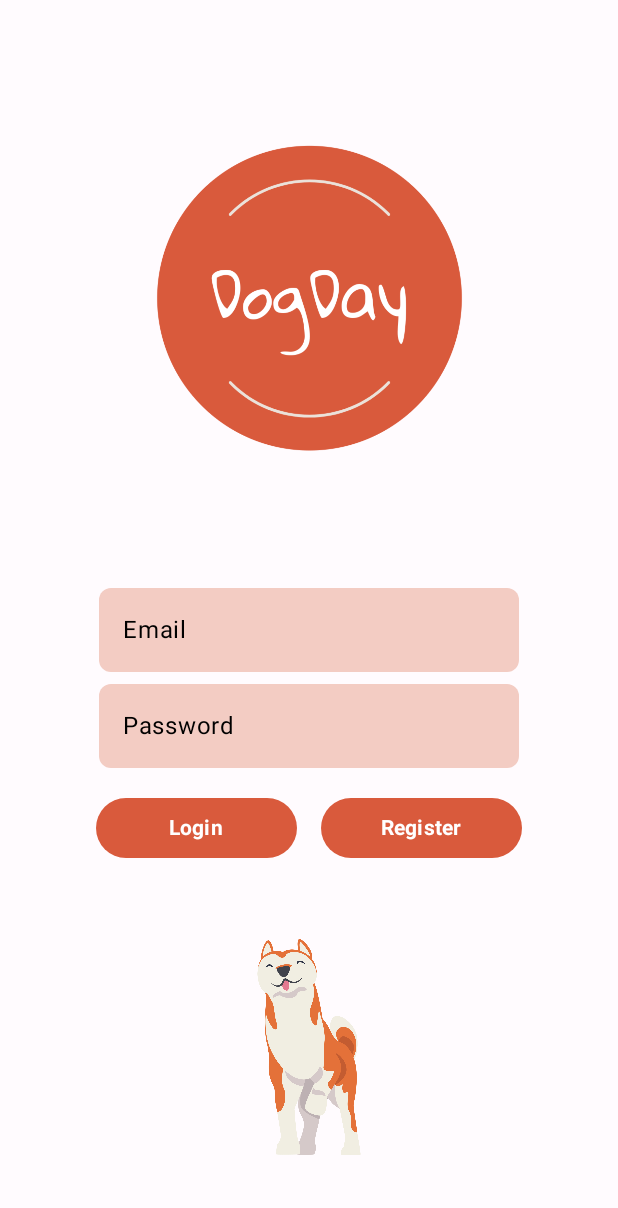
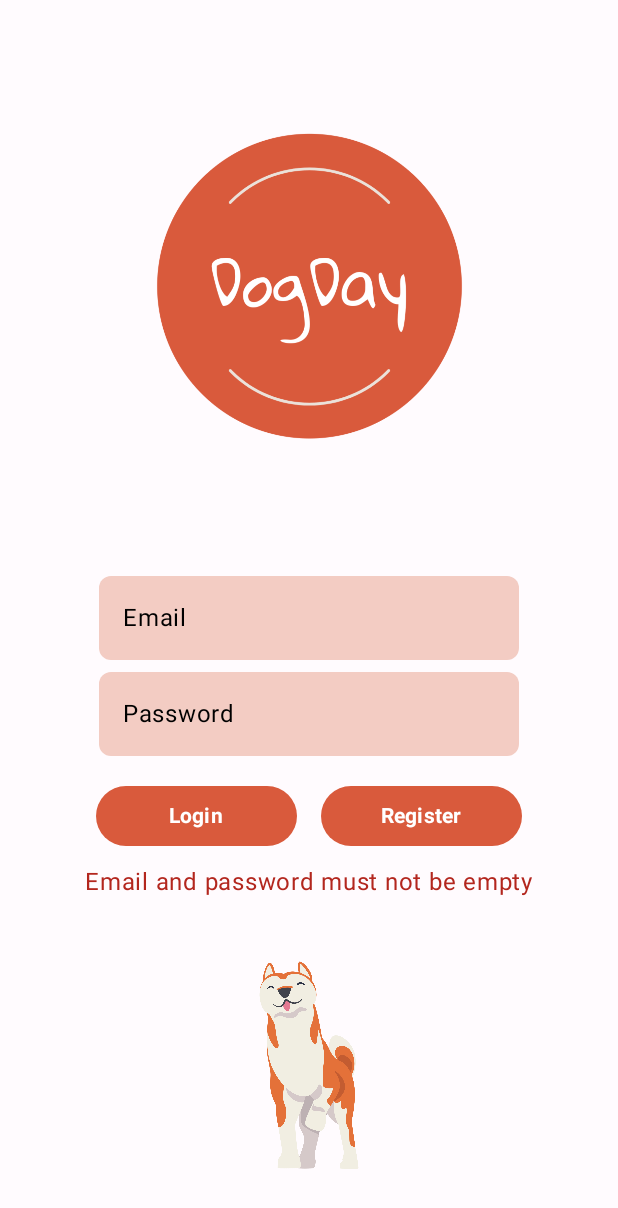
Before and after one commit to mattia-lerario/Dogday, an Android app built with Jetpack Compose: the screen it shows after launch (MainActivity), after a tap on "Login", on a phone screen of 412 x 824 dp. Shown: the top 1208 px of the screen. Run offline under Robolectric (Android 15) with nearby library versions, the phone set to English and light mode, and no system bars; our stand-ins replace Firebase (no records; nobody signed in at launch, a user with empty details on screens opened directly).

Commit message:
Lagt til login logikk i landscape og lagt til tekstfarge for darkmode

```diff
--- a/app/src/main/java/com/example/dogday/screens/LoginScreen.kt
+++ b/app/src/main/java/com/example/dogday/screens/LoginScreen.kt
@@ -79,6 +79,8 @@ fun LoginScreen(navController: NavController, logInViewModel: LogInViewModel = v
                             .widthIn(max = 300.dp)
                             .padding(horizontal = 8.dp),
                         colors = TextFieldDefaults.colors(
+                            focusedTextColor = Color.Black,
+                            unfocusedTextColor = Color.Black,
                             focusedContainerColor = InputBackgroundLight,
                             unfocusedContainerColor = InputBackgroundLight,
                             focusedIndicatorColor = Color.Transparent,
@@ -98,6 +100,8 @@ fun LoginScreen(navController: NavController, logInViewModel: LogInViewModel = v
                             .widthIn(max = 300.dp)
                             .padding(horizontal = 8.dp),
                         colors = TextFieldDefaults.colors(
+                            focusedTextColor = Color.Black,
+                            unfocusedTextColor = Color.Black,
                             focusedContainerColor = InputBackgroundLight,
                             unfocusedContainerColor = InputBackgroundLight,
                             focusedIndicatorColor = Color.Transparent,
@@ -192,6 +196,8 @@ fun LoginScreen(navController: NavController, logInViewModel: LogInViewModel = v
                         .widthIn(max = 300.dp)
                         .padding(horizontal = 8.dp),
                     colors = TextFieldDefaults.colors(
+                        focusedTextColor = Color.Black,
+                        unfocusedTextColor = Color.Black,
                         focusedContainerColor = InputBackgroundLight,
                         unfocusedContainerColor = InputBackgroundLight,
                         focusedIndicatorColor = Color.Transparent,
@@ -211,6 +217,8 @@ fun LoginScreen(navController: NavController, logInViewModel: LogInViewModel = v
                         .widthIn(max = 300.dp)
                         .padding(horizontal = 8.dp),
                     colors = TextFieldDefaults.colors(
+                        focusedTextColor = Color.Black,
+                        unfocusedTextColor = Color.Black,
                         focusedContainerColor = InputBackgroundLight,
                         unfocusedContainerColor = InputBackgroundLight,
                         focusedIndicatorColor = Color.Transparent,
@@ -228,9 +236,7 @@ fun LoginScreen(navController: NavController, logInViewModel: LogInViewModel = v
                     horizontalArrangement = Arrangement.SpaceBetween
                 ) {
                     Button(
-                        onClick = {
-                            // Login button logic
-                        },
+                        onClick = {logInViewModel.loginUser()},
                         modifier = Modifier.weight(1f).padding(end = 8.dp),
                         colors = ButtonDefaults.buttonColors(containerColor = ButtonColorLight)
                     ) {
```
